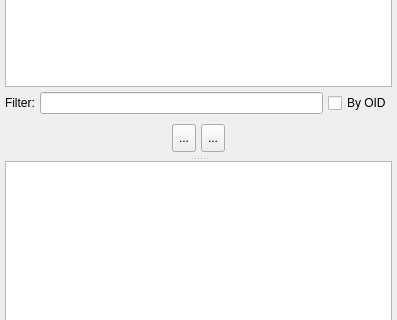
Above: libs/libgui/ui/tools/databaseexplorerwidget.ui from pgmodeler/pgmodeler before the change; both pictures show x 0 to 397 and y 233 to 553 of the 397 by 697 pixel window. Below: the same form after it.
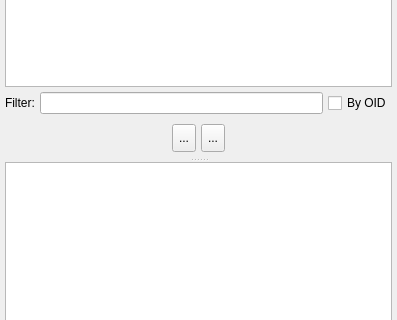
That is the form after the change. Icons and pictures are not drawn.

```diff
--- a/libs/libgui/ui/tools/databaseexplorerwidget.ui
+++ b/libs/libgui/ui/tools/databaseexplorerwidget.ui
@@ -297,6 +297,9 @@
      <property name="orientation">
       <enum>Qt::Vertical</enum>
      </property>
+     <property name="handleWidth">
+      <number>5</number>
+     </property>
      <property name="childrenCollapsible">
       <bool>false</bool>
      </property>
```
